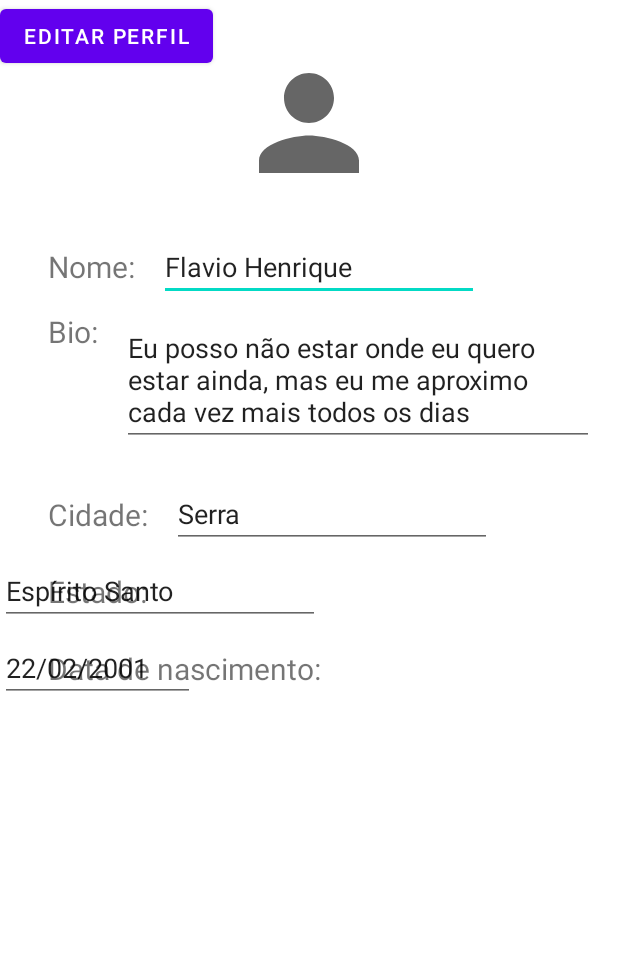
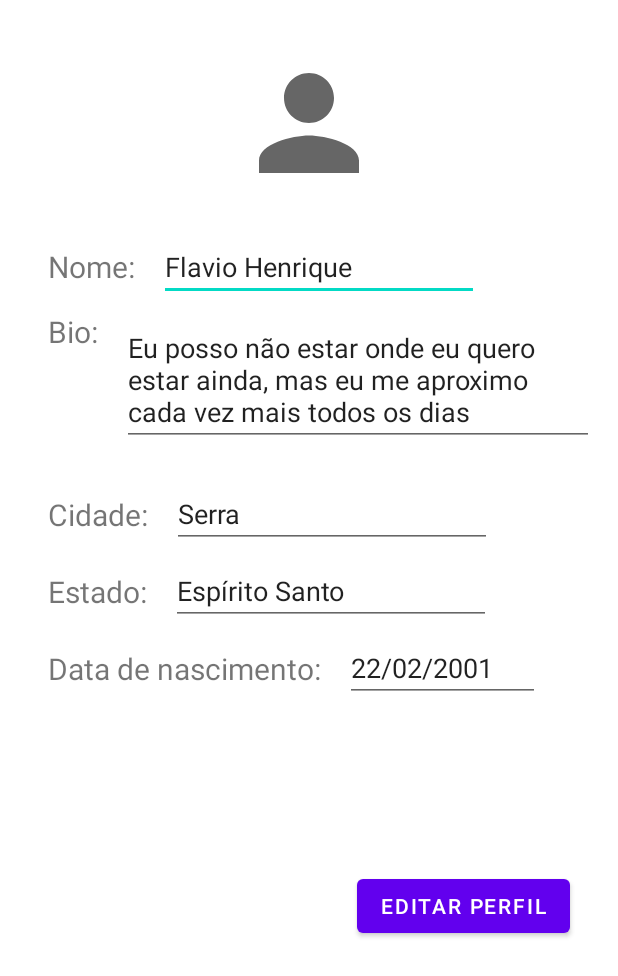
Before and after one commit to rogerlcs/VamoMarcarMovel, an Android app: the EditPerfilActivity screen opened directly, with no data from a screen before it, on a phone screen of 412 x 824 dp. Shown: the top 976 px of the screen. Run offline under Robolectric (Android 15) with nearby library versions, the phone set to English and light mode, and no system bars.

```diff
--- a/app/src/main/res/layout/activity_edit_perfil.xml
+++ b/app/src/main/res/layout/activity_edit_perfil.xml
@@ -66,9 +66,14 @@
                 android:id="@+id/btnEditPerfil"
                 android:layout_width="wrap_content"
                 android:layout_height="wrap_content"
+                android:layout_marginTop="112dp"
+                android:layout_marginEnd="32dp"
+                android:layout_marginRight="32dp"
+                android:layout_marginBottom="8dp"
                 android:text="Editar Perfil"
-                tools:layout_editor_absoluteX="236dp"
-                tools:layout_editor_absoluteY="578dp" />
+                app:layout_constraintBottom_toBottomOf="parent"
+                app:layout_constraintEnd_toEndOf="parent"
+                app:layout_constraintTop_toBottomOf="@+id/editTextTextPersonName8" />
 
             <TextView
                 android:id="@+id/textView6"
@@ -86,12 +91,14 @@
                 android:id="@+id/editTextTextPersonName8"
                 android:layout_width="130dp"
                 android:layout_height="wrap_content"
+                android:layout_marginStart="16dp"
+                android:layout_marginLeft="16dp"
                 android:ems="10"
                 android:inputType="textPersonName"
                 android:text="22/02/2001"
                 app:layout_constraintBottom_toBottomOf="@+id/textView7"
-                app:layout_constraintTop_toTopOf="@+id/textView7"
-                tools:layout_editor_absoluteX="232dp" />
+                app:layout_constraintStart_toEndOf="@+id/textView7"
+                app:layout_constraintTop_toTopOf="@+id/textView7" />
 
             <ImageView
                 android:id="@+id/imageView8"
@@ -146,12 +153,14 @@
                 android:id="@+id/editTextTextPersonName7"
                 android:layout_width="wrap_content"
                 android:layout_height="wrap_content"
+                android:layout_marginStart="16dp"
+                android:layout_marginLeft="16dp"
                 android:ems="10"
                 android:inputType="textPersonName"
                 android:text="Espírito Santo"
                 app:layout_constraintBottom_toBottomOf="@+id/textView6"
-                app:layout_constraintTop_toTopOf="@+id/textView6"
-                tools:layout_editor_absoluteX="115dp" />
+                app:layout_constraintStart_toEndOf="@+id/textView6"
+                app:layout_constraintTop_toTopOf="@+id/textView6" />
 
             <EditText
                 android:id="@+id/editTextTextPersonName"
```
